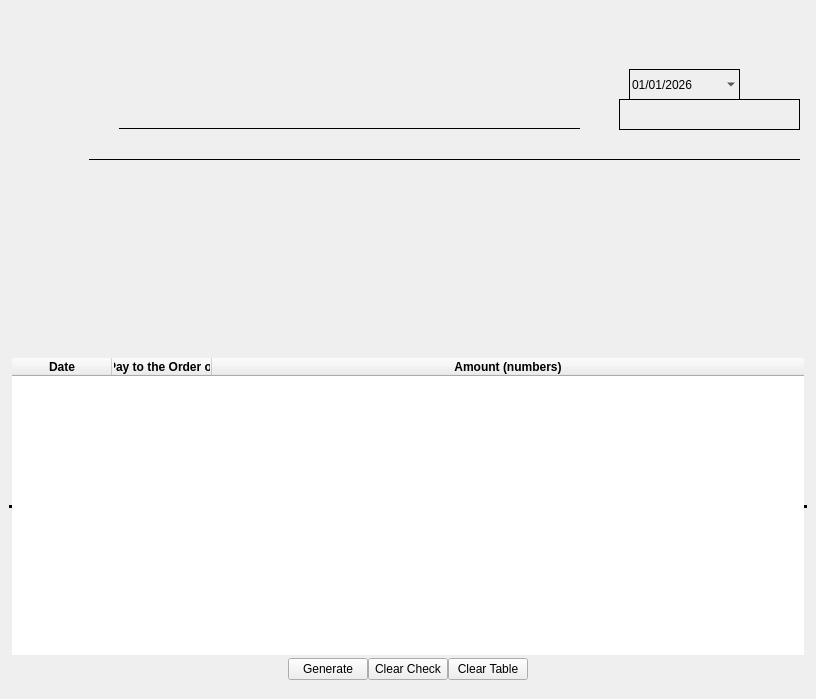
Justin-Kuchmy/ChequeWriter, file src/ui/cheque_writer.ui: the form before one commit.
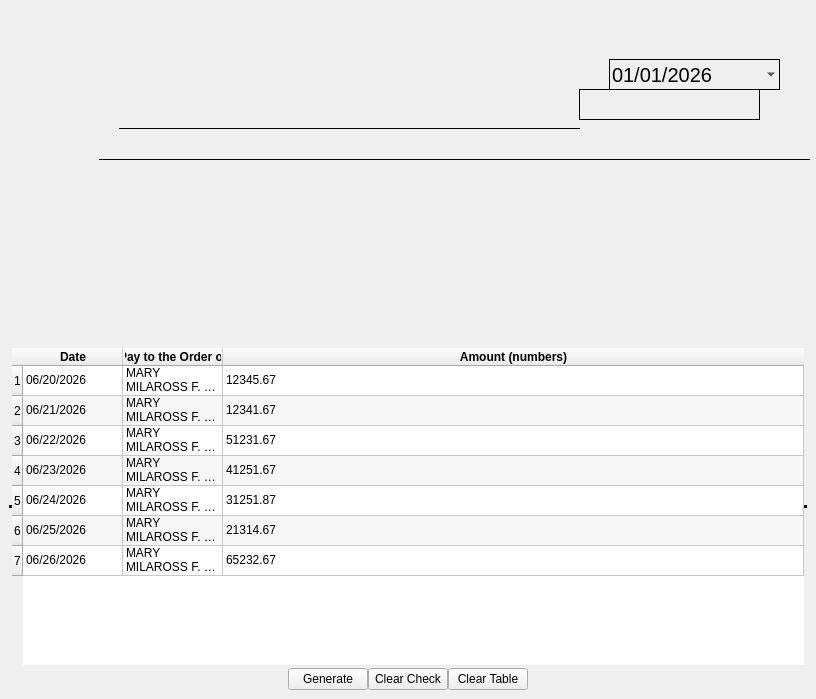
The form after the commit. Icons and pictures are not drawn.

The edit to the form file:
```diff
--- a/src/ui/cheque_writer.ui
+++ b/src/ui/cheque_writer.ui
@@ -55,7 +55,7 @@
    </property>
    <layout class="QVBoxLayout" name="verticalLayout_2">
     <item>
-     <layout class="QVBoxLayout" name="verticalLayout" stretch="1,5,1">
+     <layout class="QVBoxLayout" name="verticalLayout" stretch="0,5,1">
       <property name="spacing">
        <number>0</number>
       </property>
@@ -66,10 +66,10 @@
        <number>0</number>
       </property>
       <property name="topMargin">
-       <number>10</number>
+       <number>0</number>
       </property>
       <property name="bottomMargin">
-       <number>10</number>
+       <number>0</number>
       </property>
       <item>
        <widget class="QFrame" name="chequeFrame">
@@ -101,12 +101,17 @@
         <widget class="QDateEdit" name="dateEdit">
          <property name="geometry">
           <rect>
-           <x>620</x>
+           <x>600</x>
            <y>50</y>
-           <width>111</width>
+           <width>171</width>
            <height>31</height>
           </rect>
          </property>
+         <property name="font">
+          <font>
+           <pointsize>15</pointsize>
+          </font>
+         </property>
          <property name="styleSheet">
           <string>background: transparent; border: 1px solid black;</string>
          </property>
@@ -147,7 +152,7 @@
          <property name="geometry">
           <rect>
            <x>110</x>
-           <y>90</y>
+           <y>100</y>
            <width>461</width>
            <height>20</height>
           </rect>
@@ -159,7 +164,7 @@
         <widget class="QLineEdit" name="paidAmount">
          <property name="geometry">
           <rect>
-           <x>610</x>
+           <x>570</x>
            <y>80</y>
            <width>181</width>
            <height>31</height>
@@ -172,8 +177,8 @@
         <widget class="QLineEdit" name="amountWords">
          <property name="geometry">
           <rect>
-           <x>80</x>
-           <y>120</y>
+           <x>90</x>
+           <y>130</y>
            <width>711</width>
            <height>21</height>
           </rect>
@@ -219,6 +224,41 @@
         <attribute name="horizontalHeaderStretchLastSection">
          <bool>true</bool>
         </attribute>
+        <row>
+         <property name="text">
+          <string>1</string>
+         </property>
+        </row>
+        <row>
+         <property name="text">
+          <string>2</string>
+         </property>
+        </row>
+        <row>
+         <property name="text">
+          <string>3</string>
+         </property>
+        </row>
+        <row>
+         <property name="text">
+          <string>4</string>
+         </property>
+        </row>
+        <row>
+         <property name="text">
+          <string>5</string>
+         </property>
+        </row>
+        <row>
+         <property name="text">
+          <string>6</string>
+         </property>
+        </row>
+        <row>
+         <property name="text">
+          <string>7</string>
+         </property>
+        </row>
         <column>
          <property name="text">
           <string>Date</string>
@@ -249,6 +289,111 @@
           </font>
          </property>
         </column>
+        <item row="0" column="0">
+         <property name="text">
+          <string>06/20/2026</string>
+         </property>
+        </item>
+        <item row="0" column="1">
+         <property name="text">
+          <string>MARY MILAROSS F. MABULAY</string>
+         </property>
+        </item>
+        <item row="0" column="2">
+         <property name="text">
+          <string>12345.67</string>
+         </property>
+        </item>
+        <item row="1" column="0">
+         <property name="text">
+          <string>06/21/2026</string>
+         </property>
+        </item>
+        <item row="1" column="1">
+         <property name="text">
+          <string>MARY MILAROSS F. MABULAY</string>
+         </property>
+        </item>
+        <item row="1" column="2">
+         <property name="text">
+          <string>12341.67</string>
+         </property>
+        </item>
+        <item row="2" column="0">
+         <property name="text">
+          <string>06/22/2026</string>
+         </property>
+        </item>
+        <item row="2" column="1">
+         <property name="text">
+          <string>MARY MILAROSS F. MABULAY</string>
+         </property>
+        </item>
+        <item row="2" column="2">
+         <property name="text">
+          <string>51231.67</string>
+         </property>
+        </item>
+        <item row="3" column="0">
+         <property name="text">
+          <string>06/23/2026</string>
+         </property>
+        </item>
+        <item row="3" column="1">
+         <property name="text">
+          <string>MARY MILAROSS F. MABULAY</string>
+         </property>
+        </item>
+        <item row="3" column="2">
+         <property name="text">
+          <string>41251.67</string>
+         </property>
+        </item>
+        <item row="4" column="0">
+         <property name="text">
+          <string>06/24/2026</string>
+         </property>
+        </item>
+        <item row="4" column="1">
+         <property name="text">
+          <string>MARY MILAROSS F. MABULAY</string>
+         </property>
+        </item>
+        <item row="4" column="2">
+         <property name="text">
+          <string>31251.87</string>
+         </property>
+        </item>
+        <item row="5" column="0">
+         <property name="text">
+          <string>06/25/2026</string>
+         </property>
+        </item>
+        <item row="5" column="1">
+         <property name="text">
+          <string>MARY MILAROSS F. MABULAY</string>
+         </property>
+        </item>
+        <item row="5" column="2">
+         <property name="text">
+          <string>21314.67</string>
+         </property>
+        </item>
+        <item row="6" column="0">
+         <property name="text">
+          <string>06/26/2026</string>
+         </property>
+        </item>
+        <item row="6" column="1">
+         <property name="text">
+          <string>MARY MILAROSS F. MABULAY</string>
+         </property>
+        </item>
+        <item row="6" column="2">
+         <property name="text">
+          <string>65232.67</string>
+         </property>
+        </item>
        </widget>
       </item>
       <item>
```
Left out of the diff: 2 changed lines with no effect on the pictures.
